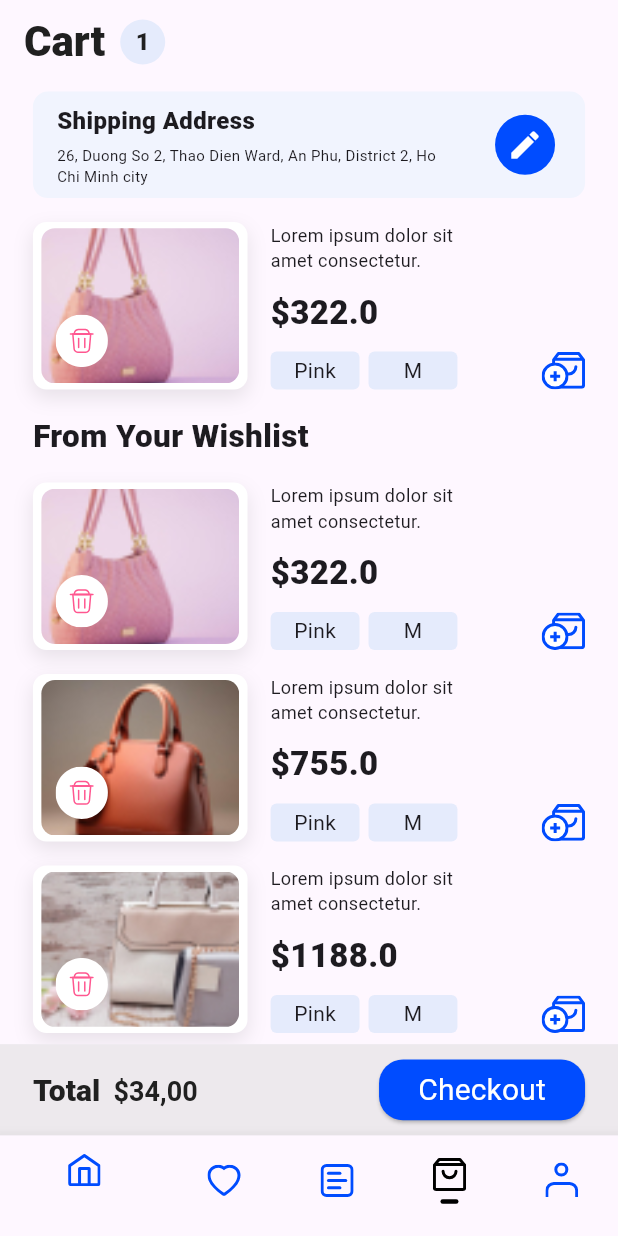
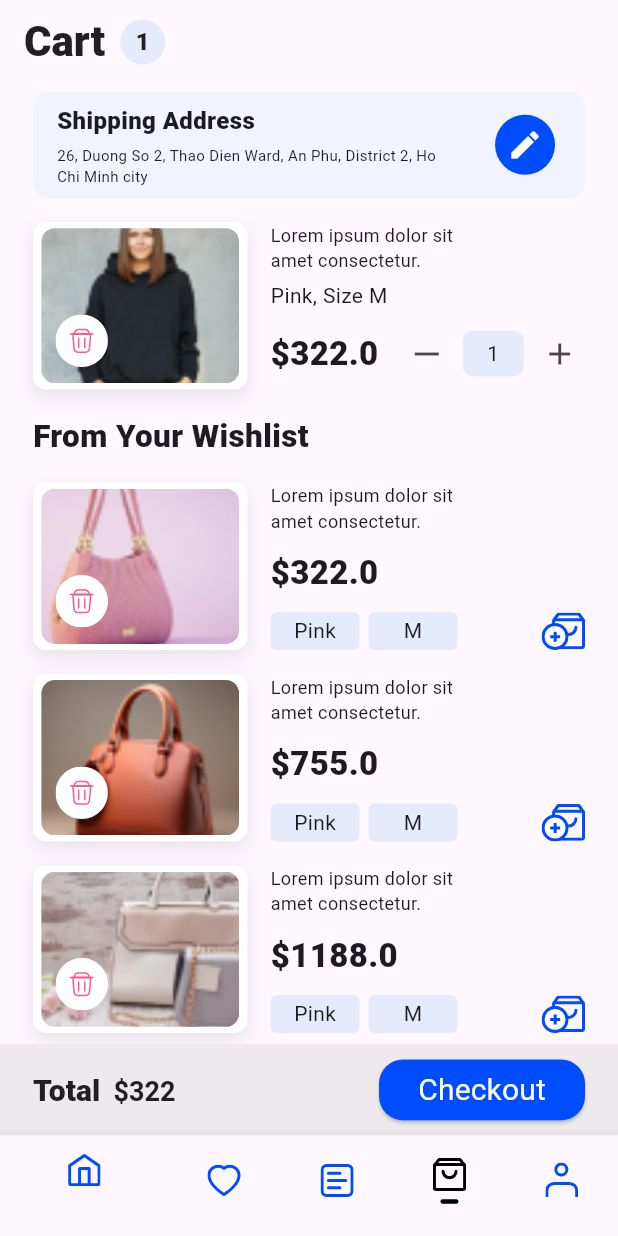
Before and after one commit to muradmkts/shopee_ecommerce, a Flutter app: the screen it shows after launch, item 4 of the bottom bar chosen, on a phone screen of 412 x 824 dp. Run offline on Flutter 3.47's test engine with Material 3 defaults, Android fonts, the phone set to English and light mode, and no system bars; our stand-ins replace carousel_slider, flutter_svg, get, pin_code_fields; missing offline and left inert: country_code_picker_plus.

Commit message:
Cart screen done

```diff
--- a/lib/cart/ui/cart_screen.dart
+++ b/lib/cart/ui/cart_screen.dart
@@ -1,11 +1,19 @@
 import 'package:flutter/material.dart';
 import 'package:flutter_svg/svg.dart';
-
+import 'package:get/get.dart';
+import 'package:shopee_ecommerce/shared_controller/counter_controller.dart';
+import 'package:shopee_ecommerce/shared_widgets/counter.dart';
+import 'package:get/get.dart';
 import '../../shared_theme/utilities/color_theme.dart';
 
-class CartScreen extends StatelessWidget {
+class CartScreen extends StatefulWidget {
   const CartScreen({super.key});
 
+  @override
+  State<CartScreen> createState() => _CartScreenState();
+}
+
+class _CartScreenState extends State<CartScreen> {
   @override
   Widget build(BuildContext context) {
     return Scaffold(
@@ -101,20 +109,16 @@ class CartScreen extends StatelessWidget {
                           return Padding(
                             padding: EdgeInsets.only(top: 16.0),
                             child: Row(
-                              crossAxisAlignment: CrossAxisAlignment.end,
-                              mainAxisAlignment: MainAxisAlignment.spaceBetween,
-                              children: [
-                                Row(
                               children: [
                                 Stack(
                                   alignment: Alignment.center,
                                   children: [
                                     Container(
-                                            height: MediaQuery.sizeOf(context)
-                                                .height /
+                                        height:
+                                            MediaQuery.sizeOf(context).height /
                                                 7.38,
-                                            width: MediaQuery.sizeOf(context)
-                                                .width /
+                                        width:
+                                            MediaQuery.sizeOf(context).width /
                                                 2.88,
                                         decoration: BoxDecoration(
                                             borderRadius:
@@ -125,24 +129,22 @@ class CartScreen extends StatelessWidget {
                                                 offset: Offset(0, 5),
                                                 blurRadius: 10,
                                                 spreadRadius: 0,
-                                                    color: ColorTheme
-                                                        .primaryBlack
+                                                color: ColorTheme.primaryBlack
                                                     .withOpacity(.1),
                                               )
                                             ])),
                                     Container(
-                                          width:
-                                          MediaQuery.sizeOf(context).width /
+                                      width: MediaQuery.sizeOf(context).width /
                                           3.125,
-                                          height: MediaQuery.sizeOf(context)
-                                              .height /
+                                      height:
+                                          MediaQuery.sizeOf(context).height /
                                               7.96,
                                       decoration: BoxDecoration(
                                           borderRadius:
                                               BorderRadius.circular(9),
                                           image: DecorationImage(
                                               image: AssetImage(
-                                                      "assets/product_images/image${index + 10}.jpg"),
+                                                  "assets/product_images/image${index + 22}.jpg"),
                                               fit: BoxFit.cover)),
                                     ),
                                     Positioned(
@@ -154,18 +156,20 @@ class CartScreen extends StatelessWidget {
                                 ),
                                 Padding(
                                   padding: EdgeInsets.only(
-                                          left:
-                                          MediaQuery.sizeOf(context).width /
+                                      left: MediaQuery.sizeOf(context).width /
                                           26.79),
                                   child: SizedBox(
-                                        height:
-                                        MediaQuery.sizeOf(context).height /
+                                    height: MediaQuery.sizeOf(context).height /
                                         7.38,
                                     child: Column(
                                       crossAxisAlignment:
                                           CrossAxisAlignment.start,
                                       mainAxisAlignment:
                                           MainAxisAlignment.spaceBetween,
+                                      children: [
+                                        Column(
+                                          crossAxisAlignment:
+                                              CrossAxisAlignment.start,
                                           children: [
                                             SizedBox(
                                                 width:
@@ -177,63 +181,48 @@ class CartScreen extends StatelessWidget {
                                                   style:
                                                       TextStyle(fontSize: 12),
                                                 )),
+                                            SizedBox(
+                                              height: MediaQuery.sizeOf(context)
+                                                      .height /
+                                                  162.4,
+                                            ),
+                                            Text("Pink, Size M"),
+                                          ],
+                                        ),
+                                        Row(
+                                          children: [
                                             Text(
                                               "\$${433.00 * index + 323 - 1}",
                                               style: TextStyle(
                                                   fontSize: 22,
                                                   fontWeight: FontWeight.w800),
                                             ),
-                                            Row(
-                                              children: [
-                                                Container(
-                                                  height:
-                                                  MediaQuery.sizeOf(context)
-                                                      .height /
-                                                      32.48,
-                                                  width:
-                                                  MediaQuery.sizeOf(context)
+                                            SizedBox(
+                                              width: MediaQuery.sizeOf(context)
                                                       .width /
-                                                      6.95,
-                                                  child: Center(
-                                                      child: Text("Pink")),
-                                                  decoration: BoxDecoration(
-                                                      color: ColorTheme
-                                                          .accentBluish,
-                                                      borderRadius:
-                                                      BorderRadius.circular(
-                                                          4)),
+                                                  50,
                                             ),
-                                                SizedBox(
-                                                  width: 6,
+                                            GetBuilder<CounterController>(
+                                              builder: (controller) {
+                                                return Counter(add: controller.increaseNumber, subtrack: controller.decreaseNumber, i: controller.itemCount);
+                                              }
+                                            )
+
+                                            /*GetBuilder<CounterController>(
+                                                builder: (controller) {
+                                              return Counter(
+                                                add: controller.increaseNumber,
+                                                subtrack:
+                                                    controller.decreaseNumber,
+                                                i: controller.itemCount,
+                                              );
+                                            }),*/
+                                          ],
                                         ),
-                                                Container(
-                                                  height:
-                                                  MediaQuery.sizeOf(context)
-                                                      .height /
-                                                      32.48,
-                                                  width:
-                                                  MediaQuery.sizeOf(context)
-                                                      .width /
-                                                      6.95,
-                                                  child:
-                                                  Center(child: Text("M")),
-                                                  decoration: BoxDecoration(
-                                                      color: ColorTheme
-                                                          .accentBluish,
-                                                      borderRadius:
-                                                      BorderRadius.circular(
-                                                          4)),
-                                                )
-                                              ],
-                                            )
                                       ],
                                     ),
                                   ),
                                 )
-                                  ],
-                                ),
-                                SvgPicture.asset(
-                                    "assets/shopee_icons/add_icon.svg")
                               ],
                             ),
                           );
@@ -398,6 +387,10 @@ class CartScreen extends StatelessWidget {
               ),
             ),
             Container(
+              height: MediaQuery.sizeOf(context).height / 13.53,
+              width: double.maxFinite,
+              decoration: BoxDecoration(
+                  color: ColorTheme.secondaryGray.withOpacity(.5)),
               child: Padding(
                 padding: EdgeInsets.symmetric(
                   horizontal: MediaQuery.sizeOf(context).width / 18.75,
@@ -405,7 +398,9 @@ class CartScreen extends StatelessWidget {
                 child: Row(
                   mainAxisAlignment: MainAxisAlignment.spaceBetween,
                   children: [
-                    RichText(
+                    GetBuilder<CounterController>(
+                      builder: (controller) {
+                        return RichText(
                           text: TextSpan(
                               text: "Total",
                               style: TextStyle(
@@ -414,31 +409,32 @@ class CartScreen extends StatelessWidget {
                                   color: ColorTheme.primaryBlack),
                               children: [
                                 TextSpan(
-                              text: "  \$34,00",
+                                  text: "  \$${322*controller.itemCount}",
                                   style: TextStyle(
                                       fontSize: 18,
                                       fontWeight: FontWeight.w600,
                                       color: ColorTheme.primaryBlack),
                                 )
                               ]),
+                        );
+                      }
                     ),
                     SizedBox(
-                      width:  MediaQuery.sizeOf(context).width / 3,
-                      height: MediaQuery.sizeOf(context).height/20.3,
-                      child: ElevatedButton(onPressed: (){}, child: Text("Checkout",
+                      width: MediaQuery.sizeOf(context).width / 3,
+                      height: MediaQuery.sizeOf(context).height / 20.3,
+                      child: ElevatedButton(
+                          onPressed: () {},
+                          child: Text(
+                            "Checkout",
                             style: TextStyle(
                                 fontSize: 20,
                                 fontWeight: FontWeight.w400,
-                            color: ColorTheme.primaryWhite),)),
+                                color: ColorTheme.primaryWhite),
+                          )),
                     )
-
                   ],
                 ),
               ),
-              height: MediaQuery.sizeOf(context).height / 13.53,
-              width: double.maxFinite,
-              decoration: BoxDecoration(
-                  color: ColorTheme.secondaryGray.withOpacity(.5)),
             )
           ],
         ));
--- a/lib/controller_bindings.dart
+++ b/lib/controller_bindings.dart
@@ -1,10 +1,12 @@
 import 'package:get/get.dart';
+import 'package:shopee_ecommerce/shared_controller/counter_controller.dart';
 import 'package:shopee_ecommerce/shared_controller/navbar_controller.dart';
 
 class ControllerBindings extends Bindings{
   @override
   void dependencies() {
     Get.put(NavbarController());
+    Get.lazyPut(()=>CounterController(), fenix: true);
   }
 
 
--- /dev/null
+++ b/lib/shared_controller/counter_controller.dart
@@ -0,0 +1,20 @@
+import 'package:get/get.dart';
+
+class CounterController extends GetxController {
+  int _itemCount = 1;
+
+  int get itemCount => _itemCount;
+
+  void increaseNumber() {
+    _itemCount++;
+    update();
+  }
+
+  void decreaseNumber() {
+    if (_itemCount == 1) {
+      return;
+    }
+    _itemCount--;
+    update();
+  }
+}
--- /dev/null
+++ b/lib/shared_widgets/counter.dart
@@ -0,0 +1,37 @@
+import 'package:flutter/material.dart';
+import 'package:shopee_ecommerce/shared_theme/utilities/color_theme.dart';
+
+class Counter extends StatelessWidget{
+   const Counter({super.key, required this.add, required this.subtrack, required this.i});
+
+   final int i;
+   final VoidCallback add ;
+   final VoidCallback subtrack;
+
+  @override
+  Widget build(BuildContext context) {
+    return Row(
+      children: [
+        IconButton(onPressed: subtrack, icon: Icon(Icons.horizontal_rule)),
+        Container(
+          height: MediaQuery.sizeOf(context).height/27.07,
+          width: MediaQuery.sizeOf(context).width/10.13 ,
+          child: Center(child: Text(i.toString())),
+          decoration: BoxDecoration(
+            color: ColorTheme.accentBluish,
+            borderRadius: BorderRadius.circular(7)
+
+          ),
+
+        ),
+        IconButton(onPressed: add, icon: Icon(Icons.add)),
+
+      ],
+
+    );
+  }
+
+
+
+
+}
```
Lines whose indentation alone changed are shown as unchanged.
